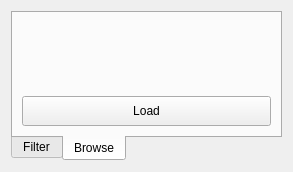
Above: ui/ui_str_view_entity.ui from gltn/stdm before the change. Below: the same form after it.
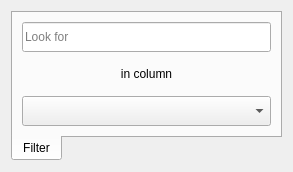
That is the form after the change. The open tabs and pages were chosen to show the change. Icons and pictures are not drawn.

```diff
--- a/ui/ui_str_view_entity.ui
+++ b/ui/ui_str_view_entity.ui
@@ -66,47 +66,6 @@
        </item>
       </layout>
      </widget>
-     <widget class="QWidget" name="browse">
-      <attribute name="icon">
-       <iconset resource="../resources.qrc">
-        <normaloff>:/plugins/stdm/images/icons/browse_all.png</normaloff>:/plugins/stdm/images/icons/browse_all.png</iconset>
-      </attribute>
-      <attribute name="title">
-       <string>Browse</string>
-      </attribute>
-      <layout class="QVBoxLayout" name="verticalLayout_2">
-       <item>
-        <widget class="QLabel" name="lblBrowseDescription">
-         <property name="text">
-          <string/>
-         </property>
-         <property name="alignment">
-          <set>Qt::AlignCenter</set>
-         </property>
-         <property name="wordWrap">
-          <bool>true</bool>
-         </property>
-        </widget>
-       </item>
-       <item>
-        <widget class="QPushButton" name="btnBrowse">
-         <property name="minimumSize">
-          <size>
-           <width>0</width>
-           <height>30</height>
-          </size>
-         </property>
-         <property name="text">
-          <string>Load</string>
-         </property>
-         <property name="icon">
-          <iconset resource="../resources.qrc">
-           <normaloff>:/plugins/stdm/images/icons/load.png</normaloff>:/plugins/stdm/images/icons/load.png</iconset>
-         </property>
-        </widget>
-       </item>
-      </layout>
-     </widget>
     </widget>
    </item>
   </layout>
```
